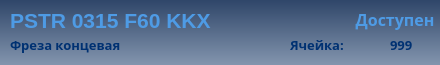
komrade2801/AutoSklad, file client/GUI/ui/widgets/widget_8_9_tool.ui: the form before one commit.
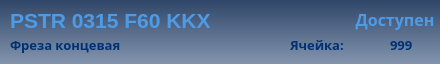
The form after the commit.

Commit message: updated ui files with designer

```diff
--- a/client/GUI/ui/widgets/widget_8_9_tool.ui
+++ b/client/GUI/ui/widgets/widget_8_9_tool.ui
@@ -7,7 +7,7 @@
     <x>0</x>
     <y>0</y>
     <width>440</width>
-    <height>65</height>
+    <height>64</height>
    </rect>
   </property>
   <property name="windowTitle">
```
The commit also changes 2 other files.
